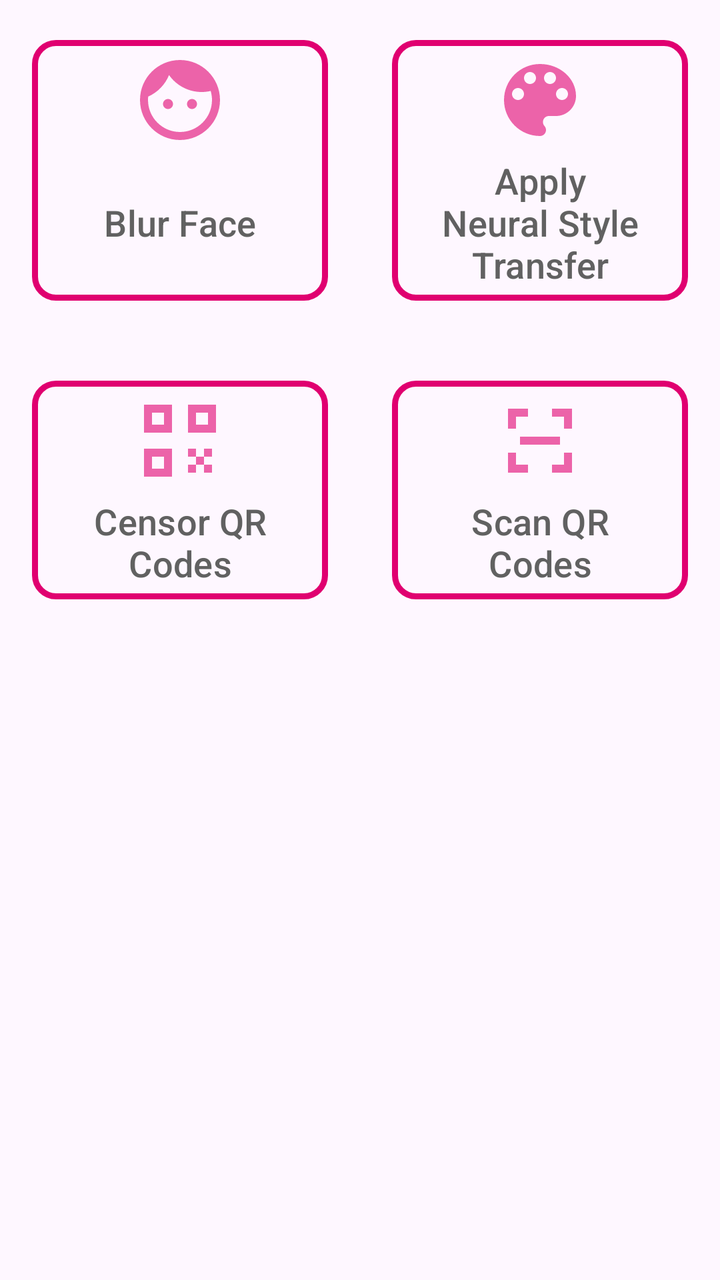
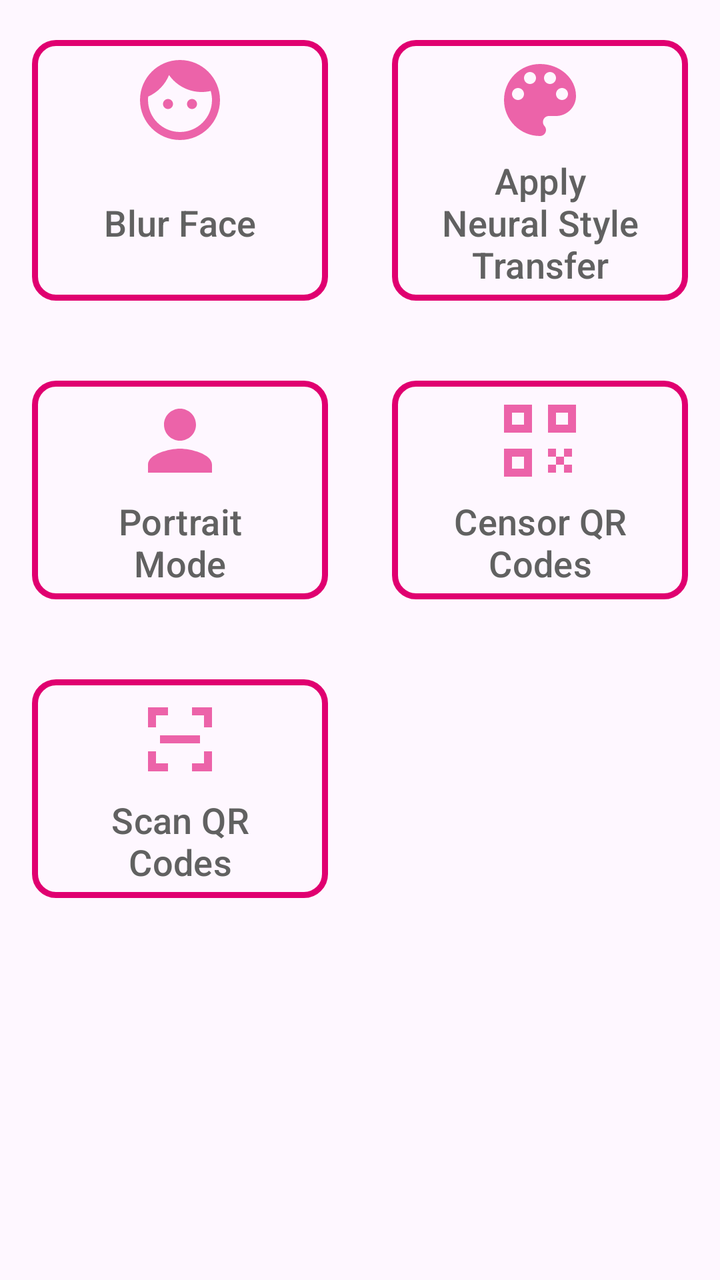

The first picture is an Android layout as it rendered before a commit; the second is the same layout after the commit. The layout source and the unified diff follow.
<!-- AndroidManifest.xml: application theme Theme.Asnapblur -->
<!-- res/layout/page_home.xml -->
<?xml version="1.0" encoding="utf-8"?>
<androidx.drawerlayout.widget.DrawerLayout xmlns:android="http://schemas.android.com/apk/res/android"
    xmlns:app="http://schemas.android.com/apk/res-auto"
    android:id="@+id/drawer"
    android:layout_width="match_parent"
    android:layout_height="match_parent">

    <LinearLayout
        android:layout_width="match_parent"
        android:layout_height="match_parent"
        android:orientation="vertical">

        <FrameLayout
            android:id="@+id/container_app_bar"
            android:layout_width="match_parent"
            android:layout_height="wrap_content" />

        <GridLayout
            android:layout_width="match_parent"
            android:layout_height="wrap_content"
            android:columnCount="@integer/grid_column_count">

            <com.google.android.material.button.MaterialButton
                android:id="@+id/button_blur_face"
                style="@style/Theme.Asnapblur.HomeMenuButton"
                android:layout_width="0dp"
                android:layout_height="wrap_content"
                android:layout_columnWeight="1"
                android:layout_gravity="fill"
                android:gravity="center"
                android:text="@string/title_blur_face"
                app:icon="@drawable/ic_face_black" />

            <com.google.android.material.button.MaterialButton
                android:id="@+id/button_nst_apply_picture"
                style="@style/Theme.Asnapblur.HomeMenuButton"
                android:layout_width="0dp"
                android:layout_height="wrap_content"
                android:layout_columnWeight="1"
                android:layout_gravity="fill"
                android:gravity="center"
                android:text="@string/title_nst_apply_image"
                app:icon="@drawable/ic_palette_black" />

            <com.google.android.material.button.MaterialButton
                android:id="@+id/button_qr_censor"
                style="@style/Theme.Asnapblur.HomeMenuButton"
                android:layout_width="0dp"
                android:layout_height="wrap_content"
                android:layout_columnWeight="1"
                android:layout_gravity="fill"
                android:gravity="center"
                android:text="@string/title_qr_censor"
                app:icon="@drawable/ic_qr_code_black" />

            <com.google.android.material.button.MaterialButton
                android:id="@+id/button_qr_scan"
                style="@style/Theme.Asnapblur.HomeMenuButton"
                android:layout_width="0dp"
                android:layout_height="wrap_content"
                android:layout_columnWeight="1"
                android:layout_gravity="fill"
                android:gravity="center"
                android:text="@string/title_qr_scan"
                app:icon="@drawable/ic_qr_code_scanner_black" />
        </GridLayout>
    </LinearLayout>
</androidx.drawerlayout.widget.DrawerLayout>
<!-- resources referenced by this layout -->
<resources>
  <!-- drawable ic_qr_code_black (drawable-anydpi) -->
  <vector xmlns:android="http://schemas.android.com/apk/res/android"
      android:width="24dp"
      android:height="24dp"
      android:viewportWidth="24"
      android:viewportHeight="24"
      android:tint="#333333"
      android:alpha="0.6">
    <path
        android:fillColor="@android:color/white"
        android:pathData="M3,3h7v7H3V3z M5,5v3h3V5H5z M14,3h7v7h-7V3z M16,5v3h3V5h-3z M3,14h7v7H3V14z M5,16v3h3v-3H5z M14,14h2v2h-2V14z M18,14h2v2h-2V14z M16,16h2v2h-2V16z M14,18h2v2h-2V18z M18,18h2v2h-2V18z"/>
  </vector>
  <!-- drawable ic_qr_code_scanner_black (drawable-anydpi) -->
  <vector xmlns:android="http://schemas.android.com/apk/res/android"
      android:width="24dp"
      android:height="24dp"
      android:viewportWidth="24"
      android:viewportHeight="24"
      android:tint="#333333"
      android:alpha="0.6">
    <path
        android:fillColor="@android:color/white"
        android:pathData="M4,4h5v2H6v3H4V4z M15,4h5v5h-2V6h-3V4z M4,15h2v3h3v2H4V15z M18,15h2v5h-5v-2h3V15z M7,11h10v2H7V11z"/>
  </vector>
  <integer name="grid_column_count">2</integer>
  <string name="title_blur_face">Blur Face</string>
  <string name="title_nst_apply_image">Apply Neural Style Transfer</string>
  <string name="title_qr_censor">Censor QR Codes</string>
  <string name="title_qr_scan">Scan QR Codes</string>
  <style name="Theme.Asnapblur.HomeMenuButton" parent="Widget.Material3.Button.OutlinedButton">
          <item name="android:gravity">center</item>
          <item name="android:textAllCaps">false</item>
          <item name="android:textColor">@color/daynight_gray_700_white</item>
          <item name="android:textSize">@dimen/text_nav_menu</item>
          <item name="android:textStyle">normal</item>
          <item name="android:layout_margin">16dp</item>
          <item name="strokeWidth">3dp</item>
          <item name="strokeColor">?attr/colorSecondary</item>
          <item name="cornerRadius">12dp</item>
          <item name="iconSize">48dp</item>
          <item name="iconTint">?attr/colorSecondary</item>
          <item name="iconGravity">top</item>
      </style>
  <style name="Theme.Asnapblur" parent="Theme.Material3.DayNight">
          
          <item name="colorPrimary">@color/red_800</item>
          <item name="colorPrimaryVariant">@color/light_blue_300</item>
          <item name="colorOnPrimary">@color/white</item>
          
          <item name="colorSecondary">@color/magenta_600</item>
          <item name="colorSecondaryVariant">@color/orange_800</item>
          <item name="colorOnSecondary">@color/black</item>
          
          <item name="android:textColor">@color/gray_700</item>
      </style>
  <color name="daynight_gray_700_white">@color/gray_700</color>
  <dimen name="text_nav_menu">18sp</dimen>
  <color name="red_800">#E00000</color>
  <color name="light_blue_300">#00E0E0</color>
  <color name="white">#FFFFFFFF</color>
  <color name="magenta_600">#E00070</color>
  <color name="orange_800">#E07000</color>
  <color name="black">#FF000000</color>
  <color name="gray_700">#616161</color>
  <!-- unchanged entries left out for length: 2 -->
</resources>

<!-- the commit's change to res/layout/page_home.xml (unified diff, before → after) -->
@@ -43,6 +43,17 @@
                 app:icon="@drawable/ic_palette_black" />
 
             <com.google.android.material.button.MaterialButton
+                android:id="@+id/button_portrait_mode"
+                style="@style/Theme.Asnapblur.HomeMenuButton"
+                android:layout_width="0dp"
+                android:layout_height="wrap_content"
+                android:layout_columnWeight="1"
+                android:layout_gravity="fill"
+                android:gravity="center"
+                android:text="@string/title_portrait_mode"
+                app:icon="@drawable/ic_portrait_black" />
+
+            <com.google.android.material.button.MaterialButton
                 android:id="@+id/button_qr_censor"
                 style="@style/Theme.Asnapblur.HomeMenuButton"
                 android:layout_width="0dp"
<!-- resource entries referenced after the edit -->
@@ -1,5 +1,17 @@
 <!-- resources referenced by this layout -->
 <resources>
+  <!-- drawable ic_portrait_black (drawable-anydpi) -->
+  <vector xmlns:android="http://schemas.android.com/apk/res/android"
+      android:width="24dp"
+      android:height="24dp"
+      android:viewportWidth="24"
+      android:viewportHeight="24"
+      android:tint="#333333"
+      android:alpha="0.6">
+    <path
+        android:fillColor="@android:color/white"
+        android:pathData="M12,12c2.21,0 4,-1.79 4,-4s-1.79,-4 -4,-4 -4,1.79 -4,4 1.79,4 4,4zM12,14c-2.67,0 -8,1.34 -8,4v2h16v-2c0,-2.66 -5.33,-4 -8,-4z"/>
+  </vector>
   <!-- drawable ic_qr_code_black (drawable-anydpi) -->
   <vector xmlns:android="http://schemas.android.com/apk/res/android"
       android:width="24dp"
@@ -27,6 +39,7 @@
   <integer name="grid_column_count">2</integer>
   <string name="title_blur_face">Blur Face</string>
   <string name="title_nst_apply_image">Apply Neural Style Transfer</string>
+  <string name="title_portrait_mode">Portrait Mode</string>
   <string name="title_qr_censor">Censor QR Codes</string>
   <string name="title_qr_scan">Scan QR Codes</string>
   <style name="Theme.Asnapblur.HomeMenuButton" parent="Widget.Material3.Button.OutlinedButton">
